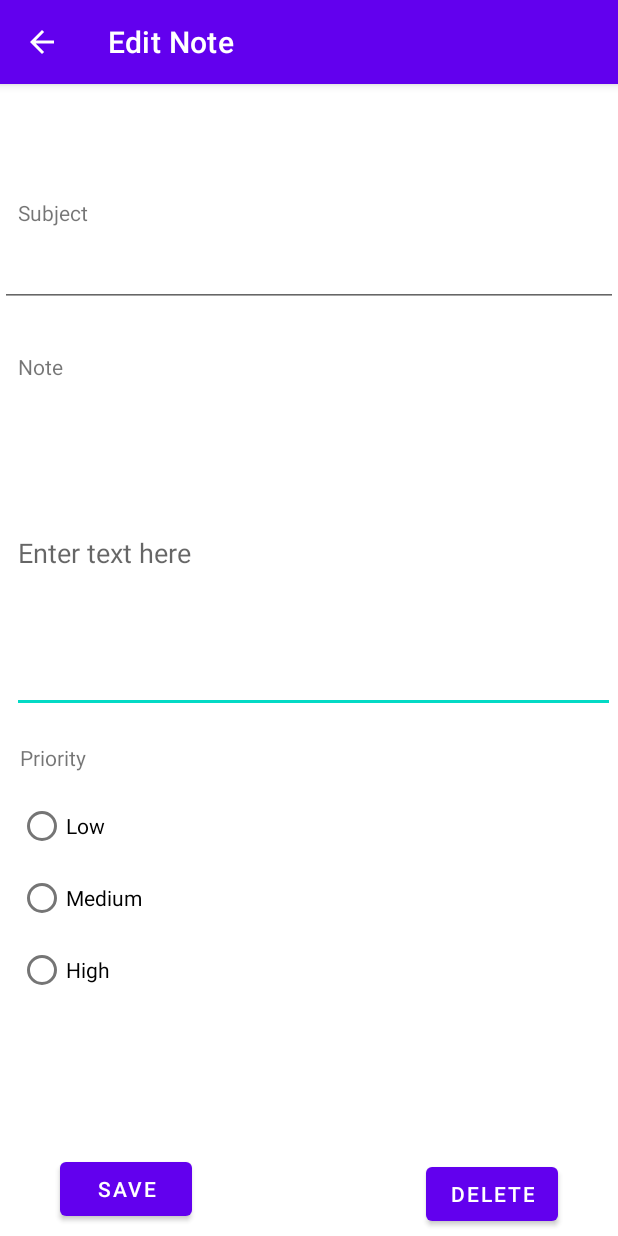
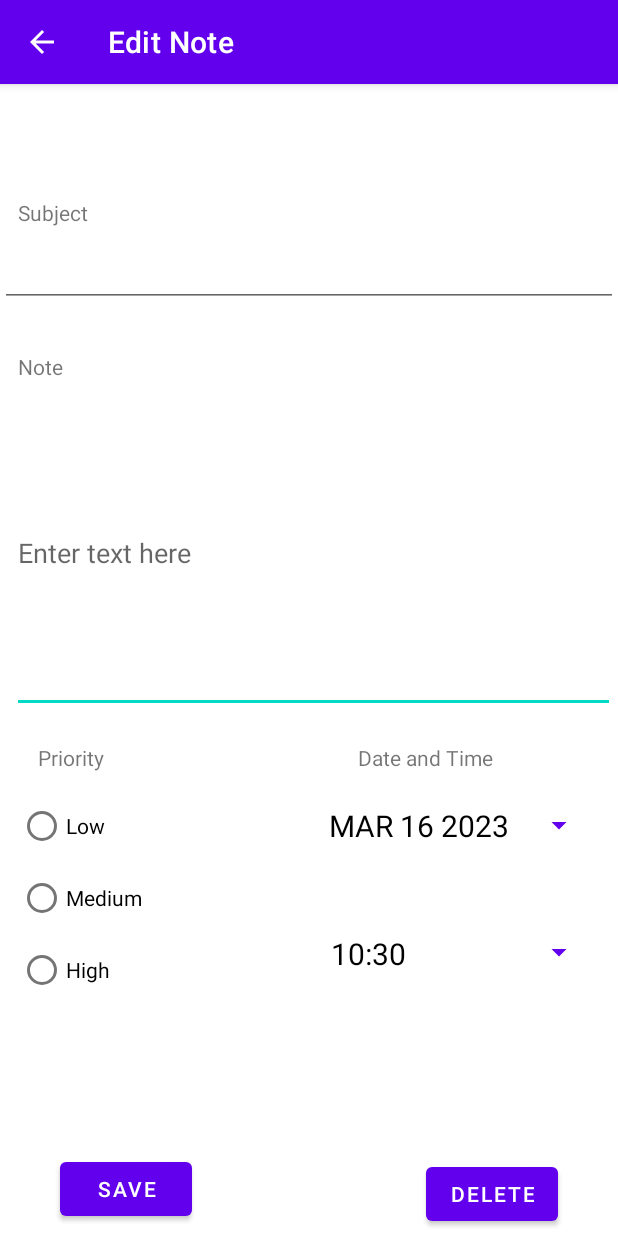
Before and after one commit to JayMelon/NoteAndListMemoApp, an Android app: the NoteExpandedNote screen opened directly, with no data from a screen before it, on a phone screen of 412 x 824 dp. Run offline under Robolectric (Android 15) with nearby library versions, the phone set to English and light mode, and no system bars.

Commit message:
Added Time Button and Date with Dialogs

```diff
--- a/app/src/main/java/com/example/noteandlistmemoapp/NoteExpandedNote.java
+++ b/app/src/main/java/com/example/noteandlistmemoapp/NoteExpandedNote.java
@@ -1,12 +1,148 @@
 package com.example.noteandlistmemoapp;
 
+import android.app.AlertDialog;
+import android.app.DatePickerDialog;
+import android.app.TimePickerDialog;
 import android.os.Bundle;
+import android.view.View;
+import android.widget.Button;
+import android.widget.DatePicker;
+import android.widget.TimePicker;
 
 import androidx.appcompat.app.AppCompatActivity;
+
+import java.util.Calendar;
+import java.util.Locale;
+
 public class NoteExpandedNote extends AppCompatActivity {
+    private DatePickerDialog datePickerDialog;
+    private TimePickerDialog timePickerDialog;
+    private Button dateButton;
+    private Button timeButton;
+
+
     @Override
     protected void onCreate(Bundle savedInstanceState) {
         super.onCreate(savedInstanceState);
         setContentView(R.layout.activity_expand_note);
+        initDatePicker();
+        initTimePicker();
+        timeButton = findViewById(R.id.timePickerButton);
+        timeButton.setText(getCurrentTime());
+        dateButton = findViewById(R.id.datePickerButton);
+        dateButton.setText(getTodaysDate());
+    }
+
+
+//Method that returns a String of today's Date
+    private String getTodaysDate() {
+        Calendar cal = Calendar.getInstance();
+        int year = cal.get(Calendar.YEAR);
+        int month = cal.get(Calendar.MONTH);
+        month++;
+        int day = cal.get(Calendar.DAY_OF_MONTH);
+       return makeDateString(day, month, year);
+    }
+
+    private void initDatePicker() {
+        DatePickerDialog.OnDateSetListener dateSetListener = new DatePickerDialog.OnDateSetListener() {
+            @Override
+            public void onDateSet(DatePicker view, int year, int month, int dayOfMonth) {
+                month = month + 1;
+                String date = makeDateString(dayOfMonth, month, year);
+                dateButton.setText(date);
+            }
+        };
+        Calendar cal = Calendar.getInstance();
+        int year = cal.get(Calendar.YEAR);
+        int month = cal.get(Calendar.MONTH);
+        int day = cal.get(Calendar.DAY_OF_MONTH);
+
+        int style = AlertDialog.THEME_HOLO_LIGHT;
+
+        datePickerDialog = new DatePickerDialog(this, style, dateSetListener, year, month, day);
+    }
+
+    private String makeDateString(int day, int month, int year) {
+        return getMonthFormat(month) + " " + day + " " + year;
+    }
+
+//Returns the given month from an int to a String of the month
+    private String getMonthFormat(int month) {
+        String monthName;
+        switch (month) {
+            case 1:
+                monthName = "Jan";
+                break;
+            case 2:
+                monthName = "Feb";
+                break;
+            case 3:
+                monthName = "Mar";
+                break;
+            case 4:
+                monthName = "Apr";
+                break;
+            case 5:
+                monthName = "May";
+                break;
+            case 6:
+                monthName = "Jun";
+                break;
+            case 7:
+                monthName = "Jul";
+                break;
+            case 8:
+                monthName = "Aug";
+                break;
+            case 9:
+                monthName = "Sep";
+                break;
+            case 10:
+                monthName = "Oct";
+                break;
+            case 11:
+                monthName = "Nov";
+                break;
+            case 12:
+                monthName = "Dec";
+                break;
+            default:
+                monthName = "Inv";
+                break;
+        }
+
+        return monthName.toUpperCase();
+    }
+//Opens the dialog
+    public void openDatePicker(View view) {
+datePickerDialog.show();
+    }
+
+    private void initTimePicker() {
+        TimePickerDialog.OnTimeSetListener timeSetListener = new TimePickerDialog.OnTimeSetListener() {
+            @Override
+            public void onTimeSet(TimePicker view, int hourOfDay, int minute) {
+                String time = String.format(Locale.getDefault(), "%02d:%02d", hourOfDay, minute);
+                timeButton.setText(time);
+            }
+        };
+
+        Calendar cal = Calendar.getInstance();
+        int hour = cal.get(Calendar.HOUR_OF_DAY);
+        int minute = cal.get(Calendar.MINUTE);
+
+        int style = AlertDialog.THEME_HOLO_LIGHT;
+
+        timePickerDialog = new TimePickerDialog(this, style, timeSetListener, hour, minute, true);
+    }
+    private String getCurrentTime() {
+        Calendar cal = Calendar.getInstance();
+        int hour = cal.get(Calendar.HOUR_OF_DAY);
+        int minute = cal.get(Calendar.MINUTE);
+        return String.format(Locale.getDefault(), "%02d:%02d", hour, minute);
+    }
+    public void openTimePicker(View view) {
+        timePickerDialog.show();
     }
 }
--- a/app/src/main/res/layout/activity_expand_note.xml
+++ b/app/src/main/res/layout/activity_expand_note.xml
@@ -22,6 +22,7 @@
             android:text="@string/radiobutton_Subject"
             app:layout_constraintStart_toStartOf="parent"
             app:layout_constraintTop_toTopOf="parent" />
+
 
 
         <EditText
@@ -86,15 +87,41 @@
             android:text="@string/priorityHigh" />
     </RadioGroup>
 
+    <Button
+        android:id="@+id/timePickerButton"
+        style="?android:spinnerStyle"
+        android:layout_width="192dp"
+        android:layout_height="46dp"
+        android:layout_marginTop="38dp"
+        android:layout_marginEnd="15dp"
+        android:onClick="openTimePicker"
+        android:text="00:00"
+        android:textColor="#000000"
+        android:textSize="20sp"
+        app:layout_constraintEnd_toEndOf="parent"
+        app:layout_constraintTop_toBottomOf="@+id/datePickerButton" />
+
+    <Button
+        android:id="@+id/datePickerButton"
+        style="?android:spinnerStyle"
+        android:layout_width="193dp"
+        android:layout_height="47dp"
+        android:layout_marginTop="12dp"
+        android:layout_marginRight="15dp"
+        android:onClick="openDatePicker"
+        android:text="JAN 01 2020"
+        android:textColor="@color/black"
+        android:textSize="20sp"
+        app:layout_constraintRight_toRightOf="parent"
+        app:layout_constraintTop_toBottomOf="@+id/Date" />
+
     <TextView
         android:id="@+id/textView_ExpandedNote_Priority"
         android:layout_width="wrap_content"
         android:layout_height="wrap_content"
-        android:layout_marginStart="12dp"
+        android:layout_marginStart="25dp"
         android:layout_marginTop="20dp"
-        android:layout_marginEnd="354dp"
         android:text="@string/radiobutton_Priority"
-        app:layout_constraintEnd_toEndOf="parent"
         app:layout_constraintStart_toStartOf="parent"
         app:layout_constraintTop_toBottomOf="@+id/constraintLayout" />
 
@@ -125,4 +152,14 @@
             app:layout_constraintEnd_toEndOf="parent" />
     </androidx.constraintlayout.widget.ConstraintLayout>
 
+    <TextView
+        android:id="@+id/Date"
+        android:layout_width="wrap_content"
+        android:layout_height="wrap_content"
+        android:layout_marginTop="20dp"
+        android:layout_marginEnd="83dp"
+        android:text="Date and Time"
+        app:layout_constraintEnd_toEndOf="parent"
+        app:layout_constraintTop_toBottomOf="@+id/constraintLayout" />
+
 </androidx.constraintlayout.widget.ConstraintLayout>
```
Also changed, not shown: app/src/main/res/layout/date_picker.xml (deleted, +0 -33 lines).
